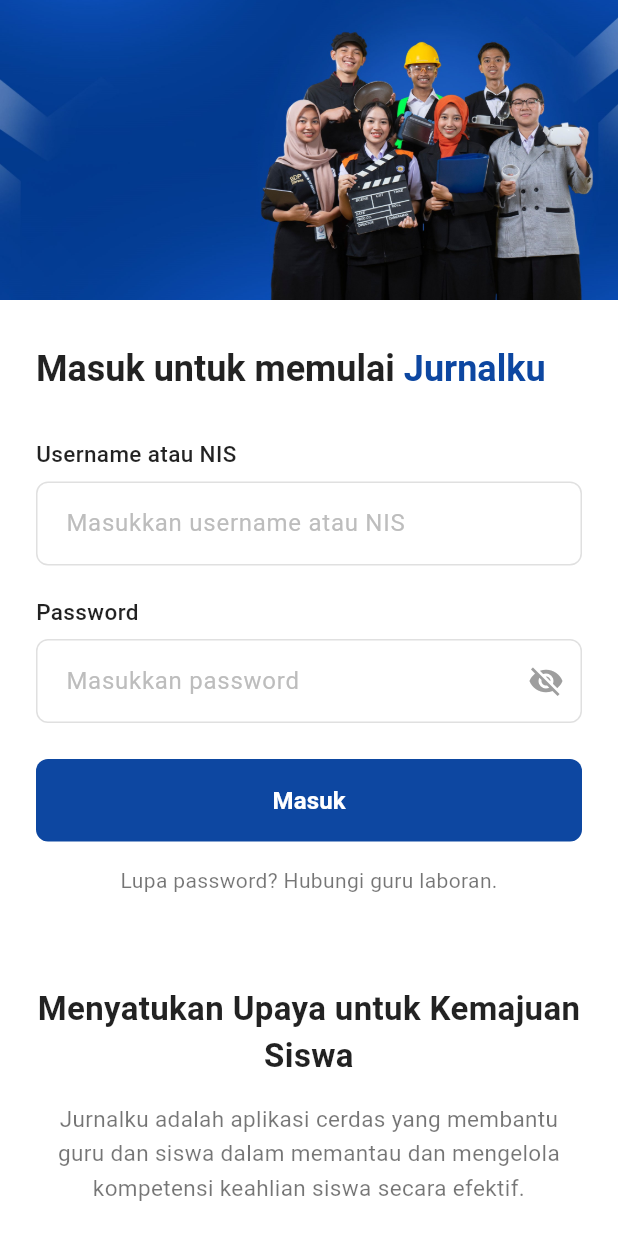
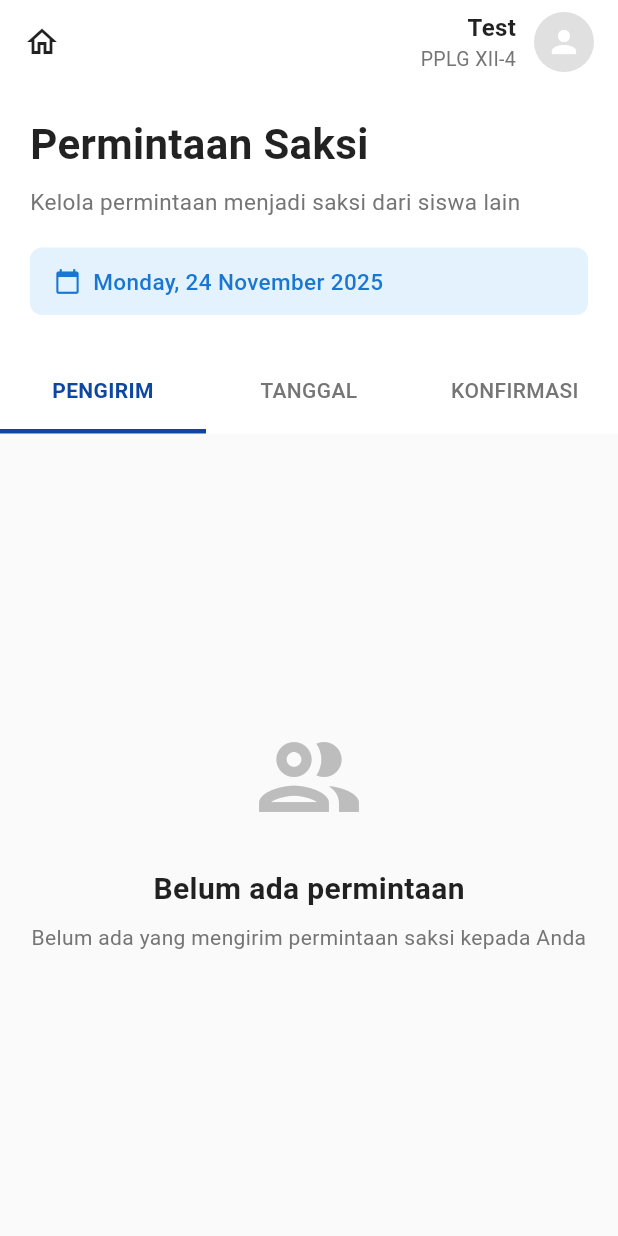
Before and after one commit to MuhamadAfghan/jurnalku, a Flutter app: the screen it shows after launch, on a phone screen of 412 x 824 dp. Run offline on Flutter 3.47's test engine with Material 3 defaults, Android fonts, the phone set to English and light mode, and no system bars; our stand-ins replace font_awesome_flutter.

Commit message:
Add PermintaanSaksiPage, still incomplete
Introduces the PermintaanSaksi page for managing witness requests and sets it as the app's home screen. Adds the intl package for date formatting and updates dependencies accordingly.

```diff
--- /dev/null
+++ b/lib/PermintaanSanksi.dart
@@ -0,0 +1,207 @@
+import 'package:flutter/material.dart';
+import 'package:intl/intl.dart';
+
+class PermintaanSaksiPage extends StatefulWidget {
+  const PermintaanSaksiPage({super.key});
+
+  @override
+  State<PermintaanSaksiPage> createState() => _PermintaanSaksiPageState();
+}
+
+class _PermintaanSaksiPageState extends State<PermintaanSaksiPage> {
+  int _selectedTab = 0;
+
+  String _getCurrentDate() {
+    final now = DateTime.now();
+    return DateFormat('EEEE, dd MMMM yyyy').format(now);
+  }
+
+  @override
+  Widget build(BuildContext context) {
+    return Scaffold(
+      backgroundColor: Colors.grey.shade50,
+      appBar: AppBar(
+        backgroundColor: Colors.white,
+        elevation: 0,
+        leading: IconButton(
+          icon: const Icon(Icons.home_outlined, color: Colors.black87),
+          onPressed: () {
+            Navigator.pop(context);
+          },
+        ),
+        actions: [
+          Padding(
+            padding: const EdgeInsets.only(right: 16),
+            child: Row(
+              children: [
+                Column(
+                  mainAxisAlignment: MainAxisAlignment.center,
+                  crossAxisAlignment: CrossAxisAlignment.end,
+                  children: [
+                    const Text(
+                      'Test',
+                      style: TextStyle(
+                        color: Colors.black87,
+                        fontSize: 16,
+                        fontWeight: FontWeight.w600,
+                      ),
+                    ),
+                    Text(
+                      'PPLG XII-4',
+                      style: TextStyle(
+                        color: Colors.grey.shade600,
+                        fontSize: 13,
+                      ),
+                    ),
+                  ],
+                ),
+                const SizedBox(width: 12),
+                CircleAvatar(
+                  radius: 20,
+                  backgroundColor: Colors.grey.shade300,
+                  child: const Icon(Icons.person, color: Colors.white),
+                ),
+              ],
+            ),
+          ),
+        ],
+      ),
+      body: Column(
+        crossAxisAlignment: CrossAxisAlignment.start,
+        children: [
+          // Header Section
+          Container(
+            width: double.infinity,
+            color: Colors.white,
+            padding: const EdgeInsets.fromLTRB(20, 20, 20, 24),
+            child: Column(
+              crossAxisAlignment: CrossAxisAlignment.start,
+              children: [
+                const Text(
+                  'Permintaan Saksi',
+                  style: TextStyle(
+                    fontSize: 28,
+                    fontWeight: FontWeight.bold,
+                    color: Colors.black87,
+                  ),
+                ),
+                const SizedBox(height: 8),
+                Text(
+                  'Kelola permintaan menjadi saksi dari siswa lain',
+                  style: TextStyle(
+                    fontSize: 15,
+                    color: Colors.grey.shade600,
+                  ),
+                ),
+                const SizedBox(height: 20),
+                Container(
+                  padding: const EdgeInsets.symmetric(horizontal: 16, vertical: 12),
+                  decoration: BoxDecoration(
+                    color: Colors.blue.shade50,
+                    borderRadius: BorderRadius.circular(8),
+                  ),
+                  child: Row(
+                    children: [
+                      Icon(Icons.calendar_today,
+                        size: 18,
+                        color: Colors.blue.shade700,
+                      ),
+                      const SizedBox(width: 8),
+                      Text(
+                        _getCurrentDate(),
+                        style: TextStyle(
+                          fontSize: 15,
+                          fontWeight: FontWeight.w500,
+                          color: Colors.blue.shade700,
+                        ),
+                      ),
+                    ],
+                  ),
+                ),
+              ],
+            ),
+          ),
+
+          // Tab Section
+          Container(
+            color: Colors.white,
+            child: Row(
+              children: [
+                _buildTab('PENGIRIM', 0),
+                _buildTab('TANGGAL', 1),
+                _buildTab('KONFIRMASI', 2),
+              ],
+            ),
+          ),
+
+          // Content Section
+          Expanded(
+            child: Center(
+              child: Column(
+                mainAxisAlignment: MainAxisAlignment.center,
+                children: [
+                  Icon(
+                    Icons.group_outlined,
+                    size: 80,
+                    color: Colors.grey.shade400,
+                  ),
+                  const SizedBox(height: 20),
+                  const Text(
+                    'Belum ada permintaan',
+                    style: TextStyle(
+                      fontSize: 20,
+                      fontWeight: FontWeight.w600,
+                      color: Colors.black87,
+                    ),
+                  ),
+                  const SizedBox(height: 8),
+                  Text(
+                    'Belum ada yang mengirim permintaan saksi kepada Anda',
+                    style: TextStyle(
+                      fontSize: 14,
+                      color: Colors.grey.shade600,
+                    ),
+                    textAlign: TextAlign.center,
+                  ),
+                ],
+              ),
+            ),
+          ),
+        ],
+      ),
+    );
+  }
+
+  Widget _buildTab(String title, int index) {
+    final isSelected = _selectedTab == index;
+    return Expanded(
+      child: InkWell(
+        onTap: () {
+          setState(() {
+            _selectedTab = index;
+          });
+        },
+        child: Container(
+          padding: const EdgeInsets.symmetric(vertical: 16),
+          decoration: BoxDecoration(
+            border: Border(
+              bottom: BorderSide(
+                color: isSelected ? const Color(0xFF0D47A1) : Colors.transparent,
+                width: 3,
+              ),
+            ),
+          ),
+          child: Text(
+            title,
+            textAlign: TextAlign.center,
+            style: TextStyle(
+              fontSize: 14,
+              fontWeight: isSelected ? FontWeight.w600 : FontWeight.w500,
+              color: isSelected ? const Color(0xFF0D47A1) : Colors.grey.shade600,
+            ),
+          ),
+        ),
+      ),
+    );
+  }
+}
--- a/lib/main.dart
+++ b/lib/main.dart
@@ -1,4 +1,5 @@
 import 'package:flutter/material.dart';
+import 'package:jurnalku/PermintaanSanksi.dart';
 import 'loginpage.dart';
 
 void main() {
@@ -17,7 +18,7 @@ class MyApp extends StatelessWidget {
       theme: ThemeData(
         colorScheme: ColorScheme.fromSeed(seedColor: Colors.deepPurple),
       ),
-      home: const LoginPage(),
+      home: const PermintaanSaksiPage(),
     );
   }
 }
--- a/pubspec.yaml
+++ b/pubspec.yaml
@@ -30,6 +30,7 @@ environment:
 dependencies:
   flutter:
     sdk: flutter
+  intl: ^0.17.0
 
   # The following adds the Cupertino Icons font to your application.
   # Use with the CupertinoIcons class for iOS style icons.
```
Also changed, not shown: pubspec.lock.
